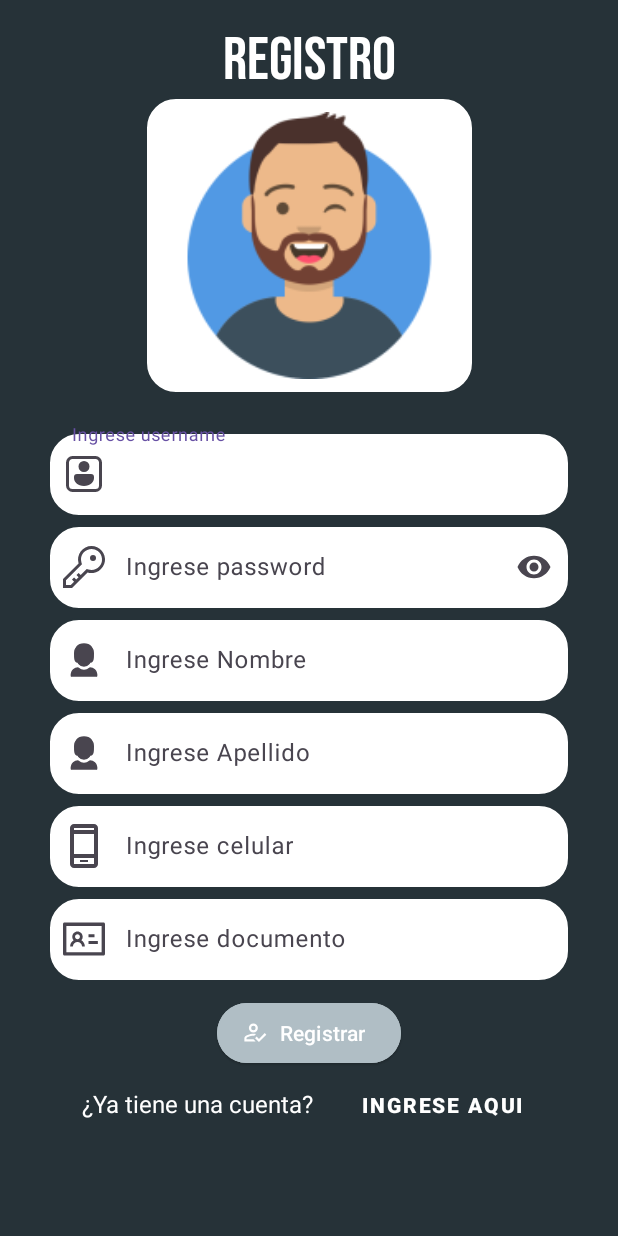
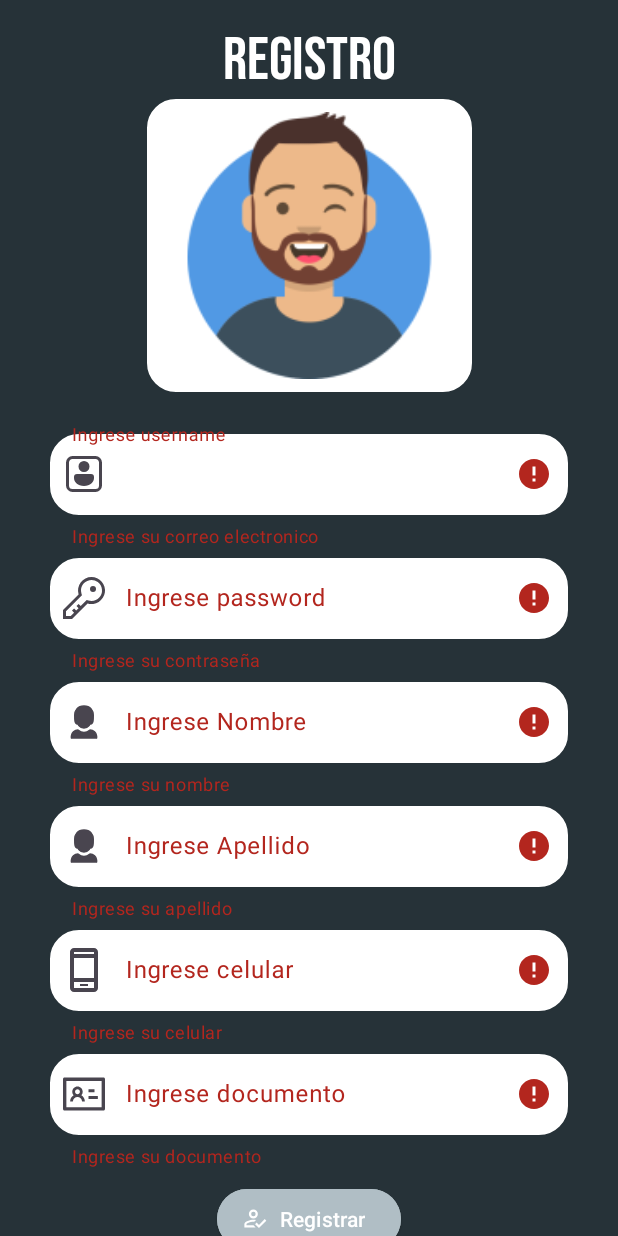
Before and after one commit to MarcoPadillaC98/NoTeCalles, an Android app: the RegistroActivity screen opened directly, with no data from a screen before it, after a tap on "Registrar", on a phone screen of 412 x 824 dp. Run offline under Robolectric (Android 15) with nearby library versions, the light colour scheme and no system bars; our stand-ins replace Firebase (no records; nobody signed in at launch, a user with empty details on screens opened directly).

```diff
--- a/app/src/main/java/com/example/notecalles/LoginActivity.java
+++ b/app/src/main/java/com/example/notecalles/LoginActivity.java
@@ -89,8 +89,6 @@ public class LoginActivity extends AppCompatActivity {
 
             }
         });
-
-        //Sirve para quitar sombra a los textos ya completados
         password.addTextChangedListener(new TextWatcher() {
             @Override
             public void beforeTextChanged(CharSequence charSequence, int i, int i1, int i2) {
--- a/app/src/main/java/com/example/notecalles/RegistroActivity.java
+++ b/app/src/main/java/com/example/notecalles/RegistroActivity.java
@@ -6,6 +6,8 @@ import androidx.appcompat.app.AppCompatActivity;
 
 import android.content.Intent;
 import android.os.Bundle;
+import android.text.Editable;
+import android.text.TextWatcher;
 import android.view.View;
 import android.widget.Button;
 import android.widget.EditText;
@@ -22,33 +24,43 @@ import com.google.firebase.firestore.FirebaseFirestore;
 
 import java.util.HashMap;
 import java.util.Map;
+import java.util.regex.Matcher;
+import java.util.regex.Pattern;
 
 public class RegistroActivity extends AppCompatActivity {
 
     Button btn_registrar,btn_IniciarSesion;
     EditText username,password,nombre,apellido,celular,documento;
+    private TextInputLayout txtIUsernameR, txtIPasswordR,txtINameR, txtIApellidoR, txtINumeroR, txtIDocumentoR;
     FirebaseFirestore mFirestore;
     FirebaseAuth mAuth;
-
-    TextInputLayout txtUser; // Colocar todos los inputs
-
 
     @Override
     protected void onCreate(Bundle savedInstanceState) {
         super.onCreate(savedInstanceState);
         setContentView(R.layout.activity_registro);
 
-
+        //Registro
         username = findViewById(R.id.txtUsername);
         password = findViewById(R.id.txtPassword);
         nombre = findViewById(R.id.txtNombre);
         apellido = findViewById(R.id.txtApellido);
         celular = findViewById(R.id.txtCelular);
         documento = findViewById(R.id.txtDocumento);
+
+        //Botones
         btn_registrar= findViewById(R.id.btn_Registrar);
-
         btn_IniciarSesion = findViewById(R.id.btn_IniciarSesionR);
 
+        //Instanciar para validaciones
+        txtIUsernameR = findViewById(R.id.InputUsernameR);
+        txtIPasswordR = findViewById(R.id.InputPasswordR);
+        txtINameR = findViewById(R.id.InputNameR);
+        txtIApellidoR = findViewById(R.id.InputApellidoR);
+        txtINumeroR = findViewById(R.id.InputNumeroR);
+        txtIDocumentoR = findViewById(R.id.InputDocumentoR);
+
+        //Firebase
         mAuth = FirebaseAuth.getInstance();
         mFirestore = FirebaseFirestore.getInstance();
 
@@ -63,11 +75,120 @@ public class RegistroActivity extends AppCompatActivity {
         btn_registrar.setOnClickListener(new View.OnClickListener() {
             @Override
             public void onClick(View v) {
-                register();
+                try{
+                    if(validarRegistro()){
+                        register();
+                    }else{
+                        Toast.makeText(RegistroActivity.this,"Complete los campos",Toast.LENGTH_SHORT).show();
+                    }
+
+                }catch (Exception e){
+                    Toast.makeText(RegistroActivity.this,"Se ha producido un error",Toast.LENGTH_SHORT).show();
+                }
             }
         });
 
+        //Quitar sombra a los InputsLayout que ya estan completos
+        username.addTextChangedListener(new TextWatcher() {
+            @Override
+            public void beforeTextChanged(CharSequence s, int start, int count, int after) {
 
+            }
+
+            @Override
+            public void onTextChanged(CharSequence s, int start, int before, int count) {
+                txtIUsernameR.setErrorEnabled(false);
+            }
+
+            @Override
+            public void afterTextChanged(Editable s) {
+
+            }
+        });
+        password.addTextChangedListener(new TextWatcher() {
+            @Override
+            public void beforeTextChanged(CharSequence s, int start, int count, int after) {
+
+            }
+
+            @Override
+            public void onTextChanged(CharSequence s, int start, int before, int count) {
+                txtIPasswordR.setErrorEnabled(false);
+            }
+
+            @Override
+            public void afterTextChanged(Editable s) {
+
+            }
+        });
+        nombre.addTextChangedListener(new TextWatcher() {
+            @Override
+            public void beforeTextChanged(CharSequence s, int start, int count, int after) {
+
+            }
+
+            @Override
+            public void onTextChanged(CharSequence s, int start, int before, int count) {
+                txtINameR.setErrorEnabled(false);
+
+            }
+
+            @Override
+            public void afterTextChanged(Editable s) {
+
+            }
+        });
+        apellido.addTextChangedListener(new TextWatcher() {
+            @Override
+            public void beforeTextChanged(CharSequence s, int start, int count, int after) {
+
+            }
+
+            @Override
+            public void onTextChanged(CharSequence s, int start, int before, int count) {
+                txtIApellidoR.setErrorEnabled(false);
+
+            }
+
+            @Override
+            public void afterTextChanged(Editable s) {
+
+            }
+        });
+        celular.addTextChangedListener(new TextWatcher() {
+            @Override
+            public void beforeTextChanged(CharSequence s, int start, int count, int after) {
+
+            }
+
+            @Override
+            public void onTextChanged(CharSequence s, int start, int before, int count) {
+                txtINumeroR.setErrorEnabled(false);
+
+            }
+
+            @Override
+            public void afterTextChanged(Editable s) {
+
+            }
+        });
+        documento.addTextChangedListener(new TextWatcher() {
+            @Override
+            public void beforeTextChanged(CharSequence s, int start, int count, int after) {
+
+            }
+
+            @Override
+            public void onTextChanged(CharSequence s, int start, int before, int count) {
+                txtIDocumentoR.setErrorEnabled(false);
+
+            }
+
+            @Override
+            public void afterTextChanged(Editable s) {
+
+            }
+        });
     }
 
     private void register() {
@@ -80,14 +201,21 @@ public class RegistroActivity extends AppCompatActivity {
         String Doc = documento.getText().toString();
 
         if(!User.isEmpty() && !Pass.isEmpty() && !Nom.isEmpty() && !Ape.isEmpty() && !Cel.isEmpty() && !Doc.isEmpty() ){
-            if (password.length()> 5){
+            if(isEmailValid(User))
+                if(password.length()> 5){
                 createUser(User, Pass, Nom, Ape, Cel, Doc);
+                }else {
+                Toast.makeText(RegistroActivity.this,"La contraseña debe tener al menos 6 caracteres",Toast.LENGTH_SHORT).show();
+                }
             }else {
-                Toast.makeText(RegistroActivity.this,"La contraseña debe tener al menos 6 caracteres",Toast.LENGTH_SHORT).show();
-            }
-        }else {
-            Toast.makeText(RegistroActivity.this,"Para continuar inserte todos los datos",Toast.LENGTH_SHORT).show();
+                Toast.makeText(RegistroActivity.this,"Para continuar inserte todos los datos",Toast.LENGTH_SHORT).show();
         }
+    }
+    public boolean isEmailValid(String email){
+        String expression = "^[\\w\\.-]+@([\\w\\-]+\\.)+[A-Z]{2,4}$";
+        Pattern pattern = Pattern.compile(expression, Pattern.CASE_INSENSITIVE);
+        Matcher matcher = pattern.matcher(email);
+        return matcher.matches();
     }
 
     private void createUser(String User, String Pass, String Nom, String Ape, String Cel,String Doc) {
@@ -98,7 +226,8 @@ public class RegistroActivity extends AppCompatActivity {
                     String id = mAuth.getCurrentUser().getUid();
                     Map<String, Object> map = new HashMap<>();
                     map.put("username",User);
-                    map.put("password",Pass);
+                    //Se comenta para no guardar en la firestore la contraseña , ya que esta encriptada en la autenticacion
+                    //map.put("password",Pass);
                     map.put("nombre",Nom);
                     map.put("apellido",Ape);
                     map.put("celular",Cel);
@@ -122,5 +251,50 @@ public class RegistroActivity extends AppCompatActivity {
         });
     }
 
+    //Validar InputsLayouts
+    private boolean validarRegistro(){
+
+        boolean retorno = true;
+        String usuarioR,passR,nombreR, apellidoR, celularR, documentoR;
+
+        usuarioR = username.getText().toString();
+        passR = password.getText().toString();
+        nombreR = nombre.getText().toString();
+        apellidoR = apellido.getText().toString();
+        celularR = celular.getText().toString();
+        documentoR = documento.getText().toString();
+
+        if(usuarioR.isEmpty()){
+            txtIUsernameR.setError("Ingrese su correo electronico");
+        }else{
+            txtIUsernameR.setErrorEnabled(false);
+        }if(passR.isEmpty()){
+            txtIPasswordR.setError("Ingrese su contraseña");
+        }else{
+            txtIPasswordR.setErrorEnabled(false);
+        }if(nombreR.isEmpty()){
+            txtINameR.setError("Ingrese su nombre");
+        }else{
+            txtINameR.setErrorEnabled(false);
+        }if(apellidoR.isEmpty()){
+            txtIApellidoR.setError("Ingrese su apellido");
+        }else{
+            txtIApellidoR.setErrorEnabled(false);
+        }if(celularR.isEmpty()){
+            txtINumeroR.setError("Ingrese su celular");
+        }else{
+            txtINumeroR.setErrorEnabled(false);
+        }if(documentoR.isEmpty()){
+            txtIDocumentoR.setError("Ingrese su documento");
+        }else{
+            txtIDocumentoR.setErrorEnabled(false);
+        }
+        return retorno;
+    }
+
+
+
+
+
 
 }
--- a/app/src/main/res/layout/activity_glaboral.xml
+++ b/app/src/main/res/layout/activity_glaboral.xml
@@ -35,7 +35,7 @@
     <View
         android:id="@+id/view_informacion"
         android:layout_width="377dp"
-        android:layout_height="200dp"
+        android:layout_height="210dp"
         android:layout_marginTop="45dp"
         android:background="@drawable/style_bordes_edittext"
         app:layout_constraintEnd_toEndOf="parent"
@@ -46,7 +46,7 @@
     <TextView
         android:id="@+id/textView5"
         android:layout_width="345dp"
-        android:layout_height="175dp"
+        android:layout_height="190dp"
         android:layout_marginTop="60dp"
         android:text="El acoso laboral, también conocido como mobbing, se refiere a cualquier forma de conducta abusiva, repetitiva y persistente en el ámbito laboral, que tiene como objetivo intimidar, humillar, degradar o aislar a un trabajador. Esto puede manifestarse a través de acciones verbales, físicas o psicológicas, y suele generar un ambiente laboral hostil y perjudicial para la víctima."
         android:textAlignment="center"
--- a/app/src/main/res/layout/activity_registro.xml
+++ b/app/src/main/res/layout/activity_registro.xml
@@ -32,7 +32,7 @@
         android:background="@drawable/style_bordes_etlogin"/>
 
     <com.google.android.material.textfield.TextInputLayout
-        android:id="@+id/InputUsername"
+        android:id="@+id/InputUsernameR"
         android:layout_width="0dp"
         android:layout_height="wrap_content"
         android:layout_marginStart="32dp"
@@ -58,7 +58,7 @@
     </com.google.android.material.textfield.TextInputLayout>
 
     <com.google.android.material.textfield.TextInputLayout
-        android:id="@+id/InputPassword"
+        android:id="@+id/InputPasswordR"
         android:layout_width="0dp"
         android:layout_height="wrap_content"
         android:layout_marginStart="32dp"
@@ -68,7 +68,7 @@
         app:layout_constraintEnd_toEndOf="parent"
         app:layout_constraintHorizontal_bias="0.0"
         app:layout_constraintStart_toStartOf="parent"
-        app:layout_constraintTop_toBottomOf="@+id/InputUsername"
+        app:layout_constraintTop_toBottomOf="@+id/InputUsernameR"
         app:startIconDrawable="@drawable/img_password"
         app:endIconMode="password_toggle"
         >
@@ -84,7 +84,7 @@
     </com.google.android.material.textfield.TextInputLayout>
 
     <com.google.android.material.textfield.TextInputLayout
-        android:id="@+id/InputName"
+        android:id="@+id/InputNameR"
         android:layout_width="0dp"
         android:layout_height="wrap_content"
         android:layout_marginStart="32dp"
@@ -93,7 +93,7 @@
         app:layout_constraintEnd_toEndOf="parent"
         app:layout_constraintHorizontal_bias="0.0"
         app:layout_constraintStart_toStartOf="parent"
-        app:layout_constraintTop_toBottomOf="@+id/InputPassword"
+        app:layout_constraintTop_toBottomOf="@+id/InputPasswordR"
         app:startIconDrawable="@drawable/img_persona">
 
         <com.google.android.material.textfield.TextInputEditText
@@ -105,7 +105,7 @@
     </com.google.android.material.textfield.TextInputLayout>
 
     <com.google.android.material.textfield.TextInputLayout
-        android:id="@+id/InputApellido"
+        android:id="@+id/InputApellidoR"
         android:layout_width="0dp"
         android:layout_height="wrap_content"
         android:layout_marginStart="32dp"
@@ -114,7 +114,7 @@
         app:layout_constraintEnd_toEndOf="parent"
         app:layout_constraintHorizontal_bias="0.0"
         app:layout_constraintStart_toStartOf="parent"
-        app:layout_constraintTop_toBottomOf="@+id/InputName"
+        app:layout_constraintTop_toBottomOf="@+id/InputNameR"
         app:startIconDrawable="@drawable/img_persona">
 
         <com.google.android.material.textfield.TextInputEditText
@@ -125,7 +125,7 @@
 
     </com.google.android.material.textfield.TextInputLayout>
     <com.google.android.material.textfield.TextInputLayout
-        android:id="@+id/InputNumero"
+        android:id="@+id/InputNumeroR"
         android:layout_width="0dp"
         android:layout_height="wrap_content"
         android:layout_marginStart="32dp"
@@ -134,7 +134,7 @@
         app:layout_constraintEnd_toEndOf="parent"
         app:layout_constraintHorizontal_bias="0.0"
         app:layout_constraintStart_toStartOf="parent"
-        app:layout_constraintTop_toBottomOf="@+id/InputApellido"
+        app:layout_constraintTop_toBottomOf="@+id/InputApellidoR"
         app:startIconDrawable="@drawable/img_phone">
 
         <com.google.android.material.textfield.TextInputEditText
@@ -147,7 +147,7 @@
     </com.google.android.material.textfield.TextInputLayout>
 
     <com.google.android.material.textfield.TextInputLayout
-        android:id="@+id/InputDocumento"
+        android:id="@+id/InputDocumentoR"
         android:layout_width="0dp"
         android:layout_height="wrap_content"
         android:layout_marginStart="32dp"
@@ -156,7 +156,7 @@
         app:layout_constraintEnd_toEndOf="parent"
         app:layout_constraintHorizontal_bias="0.0"
         app:layout_constraintStart_toStartOf="parent"
-        app:layout_constraintTop_toBottomOf="@+id/InputNumero"
+        app:layout_constraintTop_toBottomOf="@+id/InputNumeroR"
         app:startIconDrawable="@drawable/img_documento">
 
         <com.google.android.material.textfield.TextInputEditText
@@ -183,7 +183,7 @@
         app:iconTint="@color/white"
         app:layout_constraintEnd_toEndOf="parent"
         app:layout_constraintStart_toStartOf="parent"
-        app:layout_constraintTop_toBottomOf="@+id/InputDocumento"
+        app:layout_constraintTop_toBottomOf="@+id/InputDocumentoR"
         app:strokeColor="#4caf50" />
 
     <TextView
--- a/build.gradle.kts
+++ b/build.gradle.kts
@@ -5,6 +5,6 @@ buildscript {
 }
 // Top-level build file where you can add configuration options common to all sub-projects/modules.
 plugins {
-    id("com.android.application") version "8.1.2" apply false
+    id("com.android.application") version "8.1.4" apply false
     id("com.google.gms.google-services") version "4.4.0" apply false
 }
```
Also changed, not shown: app/src/main/java/com/example/notecalles/model/Usuarios.java (added, +63 -0 lines).
